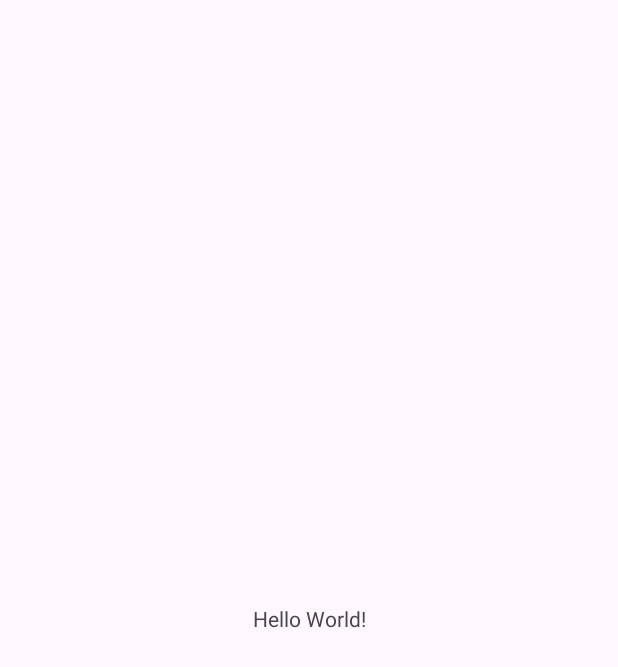
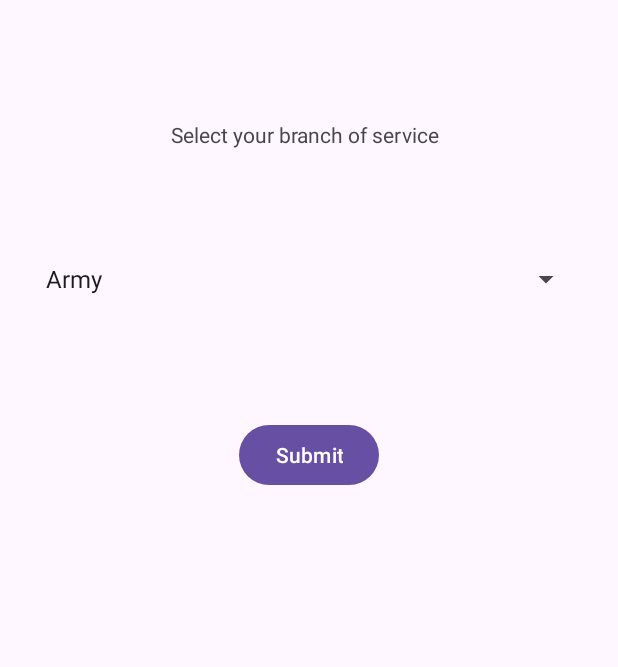
Before and after one commit to Yama9312/VetAppDraft, an Android app: the screen it shows after launch (MainActivity), on a phone screen of 412 x 824 dp. Before the commit the part shown is almost empty. Shown: the top 667 px of the screen. Run offline under Robolectric (Android 15) with nearby library versions, the phone set to English and light mode, and no system bars.

Commit message:
working on start page

```diff
--- a/app/src/main/java/com/example/vetappdraft/MainActivity.java
+++ b/app/src/main/java/com/example/vetappdraft/MainActivity.java
@@ -1,6 +1,11 @@
 package com.example.vetappdraft;
 
+import android.annotation.SuppressLint;
 import android.os.Bundle;
+import android.view.View;
+import android.widget.ArrayAdapter;
+import android.widget.Button;
+import android.widget.Spinner;
 
 import androidx.activity.EdgeToEdge;
 import androidx.appcompat.app.AppCompatActivity;
@@ -9,7 +14,11 @@ import androidx.core.view.ViewCompat;
 import androidx.core.view.WindowInsetsCompat;
 
 public class MainActivity extends AppCompatActivity {
+    private Spinner mSpinChoice;
+    private String sBranch;
+    private Button btnSubmit;
 
+    @SuppressLint("MissingInflatedId")
     @Override
     protected void onCreate(Bundle savedInstanceState) {
         super.onCreate(savedInstanceState);
@@ -20,5 +29,25 @@ public class MainActivity extends AppCompatActivity {
             v.setPadding(systemBars.left, systemBars.top, systemBars.right, systemBars.bottom);
             return insets;
         });
+        btnSubmit = findViewById(R.id.btnSubBranch);
+
+        btnSubmit.setOnClickListener(
+                new View.OnClickListener() {
+                    @Override
+                    public void onClick(View view) {
+                        sBranch = mSpinChoice.getSelectedItem().toString();
+                    }
+                }
+        );
+
+
+        String[] choiceArray = new String[] {
+                "Army", "Marine Corps", "Navy", "Air Force"
+        };
+        ArrayAdapter<String> choiceAdapter = new ArrayAdapter<>
+                (this, android.R.layout.simple_spinner_dropdown_item, choiceArray);
+        choiceAdapter.setDropDownViewResource(android.R.layout.simple_spinner_dropdown_item);
+        mSpinChoice = (Spinner) findViewById(R.id.spnBranch);
+        mSpinChoice.setAdapter(choiceAdapter);
     }
 }
--- a/app/src/main/res/layout/activity_main.xml
+++ b/app/src/main/res/layout/activity_main.xml
@@ -8,12 +8,36 @@
     tools:context=".MainActivity">
 
     <TextView
+        android:id="@+id/StartTitle"
+        android:layout_width="182dp"
+        android:layout_height="22dp"
+        android:text="Select your branch of service"
+        app:layout_constraintBottom_toBottomOf="parent"
+        app:layout_constraintEnd_toEndOf="parent"
+        app:layout_constraintHorizontal_bias="0.497"
+        app:layout_constraintStart_toStartOf="parent"
+        app:layout_constraintTop_toTopOf="parent"
+        app:layout_constraintVertical_bias="0.1" />
+
+    <Spinner
+        android:id="@+id/spnBranch"
+        android:layout_width="365dp"
+        android:layout_height="85dp"
+        app:layout_constraintBottom_toBottomOf="parent"
+        app:layout_constraintEnd_toEndOf="parent"
+        app:layout_constraintHorizontal_bias="0.492"
+        app:layout_constraintStart_toStartOf="parent"
+        app:layout_constraintTop_toTopOf="parent"
+        app:layout_constraintVertical_bias="0.194" />
+
+    <Button
+        android:id="@+id/btnSubBranch"
         android:layout_width="wrap_content"
         android:layout_height="wrap_content"
-        android:text="Hello World!"
+        android:text="Submit"
         app:layout_constraintBottom_toBottomOf="parent"
         app:layout_constraintEnd_toEndOf="parent"
         app:layout_constraintStart_toStartOf="parent"
-        app:layout_constraintTop_toTopOf="parent" />
-
+        app:layout_constraintTop_toTopOf="parent"
+        app:layout_constraintVertical_bias="0.36" />
 </androidx.constraintlayout.widget.ConstraintLayout>
```
